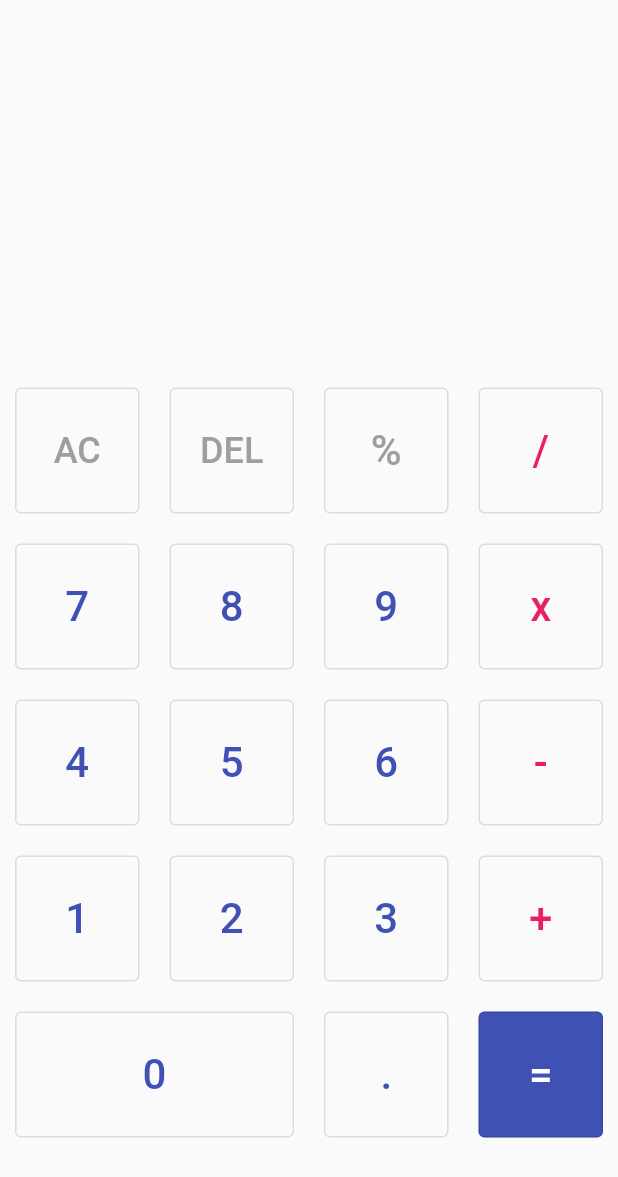
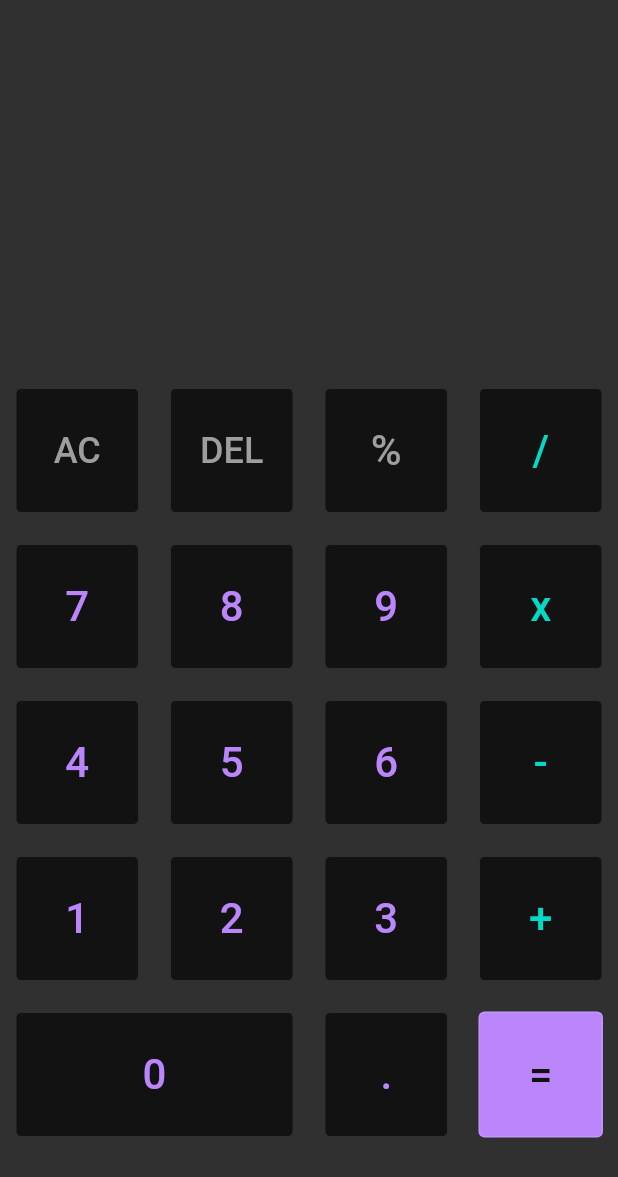
Before and after one commit to pureduck2/calculator, a Flutter app: the screen it shows after launch, after a tap on "AC", on a phone screen of 412 x 824 dp. Shown: the top 1177 px of the screen. Run offline on Flutter 3.47's test engine with Material 2 defaults, Android fonts, the phone set to English and light mode, and no system bars; our stand-ins replace fluttertoast, math_expressions.

Commit message:
Dark mode and toast messages

```diff
--- a/lib/app.dart
+++ b/lib/app.dart
@@ -7,10 +7,15 @@ class MyApp extends StatelessWidget {
   @override
   Widget build(BuildContext context) {
     return MaterialApp(
+      debugShowCheckedModeBanner: false,
       title: 'Calculator',
-      theme: ThemeData(
-        primarySwatch: Colors.indigo,
-      ),
+      theme: ThemeData.light().copyWith(
+          colorScheme: const ColorScheme.light()
+              .copyWith(primary: Colors.indigo)
+              .copyWith(background: Colors.white)
+              .copyWith(secondary: Colors.pink)),
+      darkTheme: ThemeData.dark().copyWith(colorScheme: const ColorScheme.dark()),
+      themeMode: ThemeMode.dark,
       home: const Calculator(),
     );
   }
--- a/lib/screens/calculator.dart
+++ b/lib/screens/calculator.dart
@@ -2,6 +2,7 @@ import 'package:calculator/widgets/button.dart';
 import 'package:flutter/material.dart';
 import 'package:calculator/widgets/equation.dart';
 import 'package:math_expressions/math_expressions.dart';
+import 'package:fluttertoast/fluttertoast.dart';
 
 class Calculator extends StatefulWidget {
   const Calculator({super.key});
@@ -38,6 +39,7 @@ class _CalculatorState extends State<Calculator> {
       case '+':
       case '-':
       case 'x':
+      case '*':
       case '/':
       case '%':
         return true;
@@ -46,14 +48,14 @@ class _CalculatorState extends State<Calculator> {
     }
   }
 
-  void delete(Button button) {
+  void delete(BuildContext context, Button button) {
     setState(() {
       secondEquation = removeLast(secondEquation);
       mainEquation = '';
     });
   }
 
-  void appendOrReplace(Button button) {
+  void appendOrReplace(BuildContext context, Button button) {
     setState(() {
       String last = getLast(secondEquation);
 
@@ -74,7 +76,7 @@ class _CalculatorState extends State<Calculator> {
     });
   }
 
-  void append(Button button) {
+  void append(BuildContext context, Button button) {
     setState(() {
       var lastCharacter = getLast(secondEquation);
       var lastNumber = secondEquation.split(RegExp(r'[+\-x/]')).last;
@@ -102,20 +104,24 @@ class _CalculatorState extends State<Calculator> {
     });
   }
 
-  void clear(Button button) {
+  void clear(BuildContext context, Button button) {
     setState(() {
       mainEquation = '';
       secondEquation = '';
     });
   }
 
-  void calc(Button button) {
+  void calc(BuildContext context, Button button) {
     setState(() {
       try {
         Parser p = Parser();
         var equation = secondEquation.replaceAll('x', '*');
         if (isSymbol(getLast(equation))) {
-          equation = removeLast(equation);
+          // equation = removeLast(equation);
+          Fluttertoast.showToast(
+            msg: 'Użyto nieprawidłowego formatu',
+            backgroundColor: Colors.transparent
+          );
         }
         Expression exp = p.parse(equation);
         ContextModel cm = ContextModel();
@@ -131,7 +137,10 @@ class _CalculatorState extends State<Calculator> {
   }
 
   List<Widget> _buildButtons() {
-    var primaryColor = Theme.of(context).primaryColor;
+    var theme = Theme.of(context);
+    var primaryColor = theme.colorScheme.primary;
+    var secondaryColor = theme.colorScheme.secondary;
+    var background = theme.colorScheme.background;
 
     List<Button> buttons = <Button>[
       Button('AC',
@@ -139,19 +148,19 @@ class _CalculatorState extends State<Calculator> {
       Button('DEL',
           onPressed: delete, foregroundColor: Colors.grey, fontSize: 24),
       Button('%', onPressed: appendOrReplace, foregroundColor: Colors.grey),
-      Button('/', onPressed: appendOrReplace, foregroundColor: Colors.pink),
+      Button('/', onPressed: appendOrReplace, foregroundColor: secondaryColor),
       Button('7'),
       Button('8'),
       Button('9'),
-      Button('x', onPressed: appendOrReplace, foregroundColor: Colors.pink),
+      Button('x', onPressed: appendOrReplace, foregroundColor: secondaryColor),
       Button('4'),
       Button('5'),
       Button('6'),
-      Button('-', onPressed: appendOrReplace, foregroundColor: Colors.pink),
+      Button('-', onPressed: appendOrReplace, foregroundColor: secondaryColor),
       Button('1'),
       Button('2'),
       Button('3'),
-      Button('+', onPressed: appendOrReplace, foregroundColor: Colors.pink),
+      Button('+', onPressed: appendOrReplace, foregroundColor: secondaryColor),
       Button('0',
           flex: 2,
           shape:
@@ -160,7 +169,7 @@ class _CalculatorState extends State<Calculator> {
       Button('=',
           onPressed: calc,
           backgroundColor: primaryColor,
-          foregroundColor: Colors.white),
+          foregroundColor: background),
     ];
 
     return buttons.map((button) => button.withOnPressedIfNull(append)).toList();
@@ -181,7 +190,7 @@ class _CalculatorState extends State<Calculator> {
           children: <Widget>[
             Column(
               children: <Widget>[
-                Equation(text: secondEquation, color: Colors.pink),
+                Equation(text: secondEquation, color: Theme.of(context).colorScheme.secondary),
                 Equation(text: mainEquation, fontSize: 72),
               ],
             ),
@@ -191,10 +200,7 @@ class _CalculatorState extends State<Calculator> {
                 Row(children: sublistButtons(4, 8)),
                 Row(children: sublistButtons(8, 12)),
                 Row(children: sublistButtons(12, 16)),
-                Row(children: <Widget>[
-                  // It doesn't look right, but whatever
-                  ...sublistButtons(16, 19)
-                ]),
+                Row(children: sublistButtons(16, 19)),
               ],
             )
           ],
--- a/lib/widgets/button.dart
+++ b/lib/widgets/button.dart
@@ -16,9 +16,9 @@ class Button extends StatelessWidget {
   final Color? foregroundColor;
   final Color? backgroundColor;
   final double? fontSize;
-  void Function(Button)? onPressed;
+  void Function(BuildContext, Button)? onPressed;
 
-  Button withOnPressedIfNull(void Function(Button)? onPressed) {
+  Button withOnPressedIfNull(void Function(BuildContext, Button)? onPressed) {
     this.onPressed = this.onPressed ?? onPressed;
     return this;
   }
@@ -31,12 +31,12 @@ class Button extends StatelessWidget {
         padding: const EdgeInsets.all(10.0),
         child: OutlinedButton(
           onPressed: () {
-            onPressed?.call(this);
+            onPressed?.call(context, this);
           },
           style: OutlinedButton.styleFrom(
             minimumSize: const Size.fromHeight(84),
             foregroundColor: foregroundColor,
-            backgroundColor: backgroundColor,
+            backgroundColor: backgroundColor ?? Theme.of(context).colorScheme.background,
           ),
           child: Text(
             text,
--- a/lib/widgets/equation.dart
+++ b/lib/widgets/equation.dart
@@ -5,11 +5,11 @@ class Equation extends StatelessWidget {
       {super.key,
       required this.text,
       this.fontSize = 28,
-      this.color = Colors.black});
+      this.color});
 
   final String? text;
   final double fontSize;
-  final Color color;
+  final Color? color;
 
   @override
   Widget build(BuildContext context) {
--- a/pubspec.yaml
+++ b/pubspec.yaml
@@ -37,6 +37,7 @@ dependencies:
   # Use with the CupertinoIcons class for iOS style icons.
   cupertino_icons: ^1.0.2
   math_expressions: ^2.3.1
+  fluttertoast: ^8.1.1
 
 dev_dependencies:
   flutter_test:
```
Also changed, not shown: pubspec.lock.
